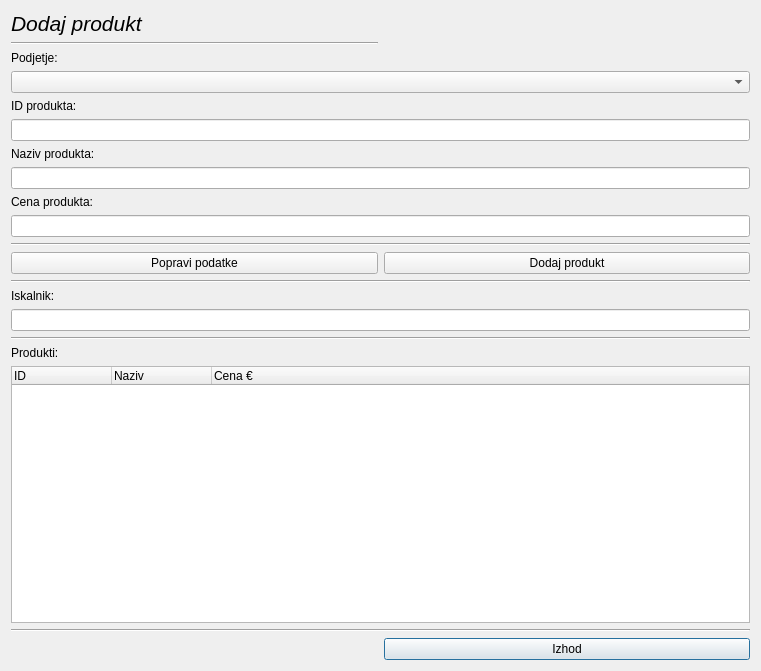
Before: the Qt Designer form dodajprodukt.ui in MaxMaxy/racun, drawn with Qt 5.
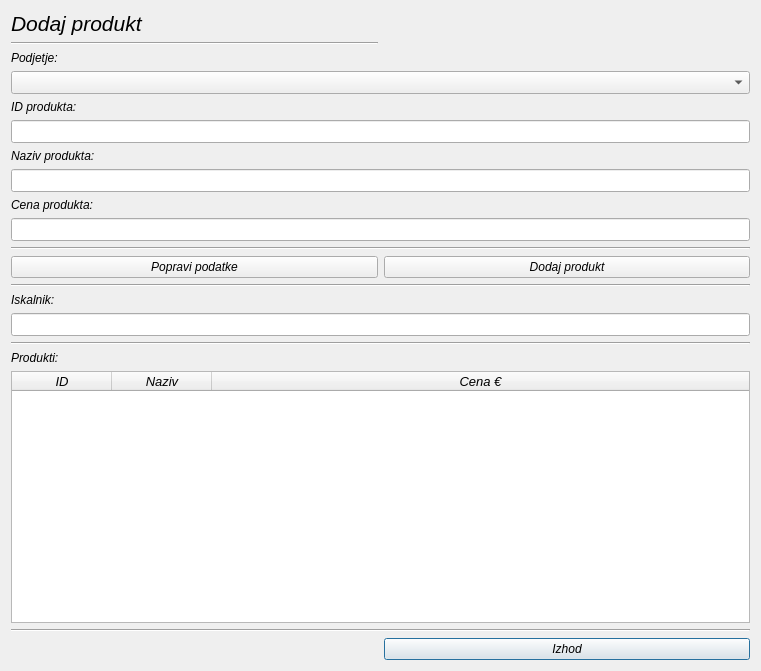
After: the same form once the commit is applied.

Diff of the .ui file:
```diff
--- a/dodajprodukt.ui
+++ b/dodajprodukt.ui
@@ -16,13 +16,27 @@
   <layout class="QGridLayout" name="gridLayout">
    <item row="18" column="0" colspan="2">
     <widget class="Line" name="line_4">
+     <property name="font">
+      <font>
+       <family>MS Sans Serif</family>
+       <italic>true</italic>
+      </font>
+     </property>
      <property name="orientation">
       <enum>Qt::Horizontal</enum>
      </property>
     </widget>
    </item>
    <item row="17" column="0" colspan="2">
-    <widget class="QLineEdit" name="lineEdit_isci"/>
+    <widget class="QLineEdit" name="lineEdit_isci">
+     <property name="font">
+      <font>
+       <family>MS Sans Serif</family>
+       <pointsize>10</pointsize>
+       <italic>true</italic>
+      </font>
+     </property>
+    </widget>
    </item>
    <item row="0" column="0">
     <widget class="QLabel" name="label">
@@ -39,6 +53,12 @@
    </item>
    <item row="2" column="0">
     <widget class="QLabel" name="label_2">
+     <property name="font">
+      <font>
+       <family>MS Sans Serif</family>
+       <italic>true</italic>
+      </font>
+     </property>
      <property name="text">
       <string>Podjetje:</string>
      </property>
@@ -56,6 +76,12 @@
    </item>
    <item row="10" column="0">
     <widget class="QLabel" name="label_4">
+     <property name="font">
+      <font>
+       <family>MS Sans Serif</family>
+       <italic>true</italic>
+      </font>
+     </property>
      <property name="text">
       <string>Cena produkta:</string>
      </property>
@@ -66,6 +92,12 @@
    </item>
    <item row="7" column="0">
     <widget class="QLabel" name="label_3">
+     <property name="font">
+      <font>
+       <family>MS Sans Serif</family>
+       <italic>true</italic>
+      </font>
+     </property>
      <property name="text">
       <string>Naziv produkta:</string>
      </property>
@@ -75,13 +107,37 @@
     </widget>
    </item>
    <item row="4" column="0" colspan="2">
-    <widget class="QComboBox" name="comboBox_podjetje"/>
+    <widget class="QComboBox" name="comboBox_podjetje">
+     <property name="font">
+      <font>
+       <family>MS Sans Serif</family>
+       <pointsize>10</pointsize>
+       <italic>true</italic>
+      </font>
+     </property>
+    </widget>
    </item>
    <item row="9" column="0" colspan="2">
-    <widget class="QLineEdit" name="lineEdit_nazivProdukta"/>
+    <widget class="QLineEdit" name="lineEdit_nazivProdukta">
+     <property name="font">
+      <font>
+       <family>MS Sans Serif</family>
+       <pointsize>10</pointsize>
+       <italic>true</italic>
+      </font>
+     </property>
+    </widget>
    </item>
    <item row="11" column="0" colspan="2">
-    <widget class="QLineEdit" name="lineEdit_cena"/>
+    <widget class="QLineEdit" name="lineEdit_cena">
+     <property name="font">
+      <font>
+       <family>MS Sans Serif</family>
+       <pointsize>10</pointsize>
+       <italic>true</italic>
+      </font>
+     </property>
+    </widget>
    </item>
    <item row="22" column="0" colspan="2">
     <widget class="Line" name="line_2">
@@ -92,25 +148,68 @@
    </item>
    <item row="20" column="0" colspan="2">
     <widget class="QTreeWidget" name="treeWidget">
+     <property name="font">
+      <font>
+       <family>MS Sans Serif</family>
+       <pointsize>10</pointsize>
+       <italic>true</italic>
+      </font>
+     </property>
      <column>
       <property name="text">
        <string>ID</string>
       </property>
+      <property name="font">
+       <font>
+        <family>MS Sans Serif</family>
+        <pointsize>10</pointsize>
+        <italic>true</italic>
+       </font>
+      </property>
+      <property name="textAlignment">
+       <set>AlignCenter</set>
+      </property>
      </column>
      <column>
       <property name="text">
        <string>Naziv</string>
       </property>
+      <property name="font">
+       <font>
+        <family>MS Sans Serif</family>
+        <pointsize>10</pointsize>
+        <italic>true</italic>
+       </font>
+      </property>
+      <property name="textAlignment">
+       <set>AlignCenter</set>
+      </property>
      </column>
      <column>
       <property name="text">
        <string>Cena €</string>
       </property>
+      <property name="font">
+       <font>
+        <family>MS Sans Serif</family>
+        <pointsize>10</pointsize>
+        <italic>true</italic>
+       </font>
+      </property>
+      <property name="textAlignment">
+       <set>AlignCenter</set>
+      </property>
      </column>
     </widget>
    </item>
    <item row="19" column="0">
     <widget class="QLabel" name="label_6">
+     <property name="font">
+      <font>
+       <family>MS Sans Serif</family>
+       <italic>true</italic>
+      </font>
+     </property>
      <property name="text">
       <string>Produkti:</string>
      </property>
@@ -121,6 +220,12 @@
    </item>
    <item row="23" column="1">
     <widget class="QPushButton" name="pushButton">
+     <property name="font">
+      <font>
+       <family>MS Sans Serif</family>
+       <italic>true</italic>
+      </font>
+     </property>
      <property name="text">
       <string>Izhod</string>
      </property>
@@ -128,6 +233,12 @@
    </item>
    <item row="5" column="0">
     <widget class="QLabel" name="label_5">
+     <property name="font">
+      <font>
+       <family>MS Sans Serif</family>
+       <italic>true</italic>
+      </font>
+     </property>
      <property name="text">
       <string>ID produkta:</string>
      </property>
@@ -137,10 +248,24 @@
     </widget>
    </item>
    <item row="6" column="0" colspan="2">
-    <widget class="QLineEdit" name="lineEdit_id"/>
+    <widget class="QLineEdit" name="lineEdit_id">
+     <property name="font">
+      <font>
+       <family>MS Sans Serif</family>
+       <pointsize>10</pointsize>
+       <italic>true</italic>
+      </font>
+     </property>
+    </widget>
    </item>
    <item row="14" column="1">
     <widget class="QPushButton" name="pushButton_dodaj">
+     <property name="font">
+      <font>
+       <family>MS Sans Serif</family>
+       <italic>true</italic>
+      </font>
+     </property>
      <property name="text">
       <string>Dodaj produkt</string>
      </property>
@@ -148,6 +273,12 @@
    </item>
    <item row="14" column="0">
     <widget class="QPushButton" name="pushButton_popravi">
+     <property name="font">
+      <font>
+       <family>MS Sans Serif</family>
+       <italic>true</italic>
+      </font>
+     </property>
      <property name="text">
       <string>Popravi podatke</string>
      </property>
@@ -155,6 +286,12 @@
    </item>
    <item row="16" column="0">
     <widget class="QLabel" name="label_7">
+     <property name="font">
+      <font>
+       <family>MS Sans Serif</family>
+       <italic>true</italic>
+      </font>
+     </property>
      <property name="text">
       <string>Iskalnik:</string>
      </property>
@@ -165,6 +302,12 @@
    </item>
    <item row="15" column="0" colspan="2">
     <widget class="Line" name="line_3">
+     <property name="font">
+      <font>
+       <family>MS Sans Serif</family>
+       <italic>true</italic>
+      </font>
+     </property>
      <property name="orientation">
       <enum>Qt::Horizontal</enum>
      </property>
@@ -172,6 +315,12 @@
    </item>
    <item row="12" column="0" colspan="2">
     <widget class="Line" name="line_5">
+     <property name="font">
+      <font>
+       <family>MS Sans Serif</family>
+       <italic>true</italic>
+      </font>
+     </property>
      <property name="orientation">
       <enum>Qt::Horizontal</enum>
      </property>
```
Left out of the diff: 13 changed lines with no effect on the pictures.
